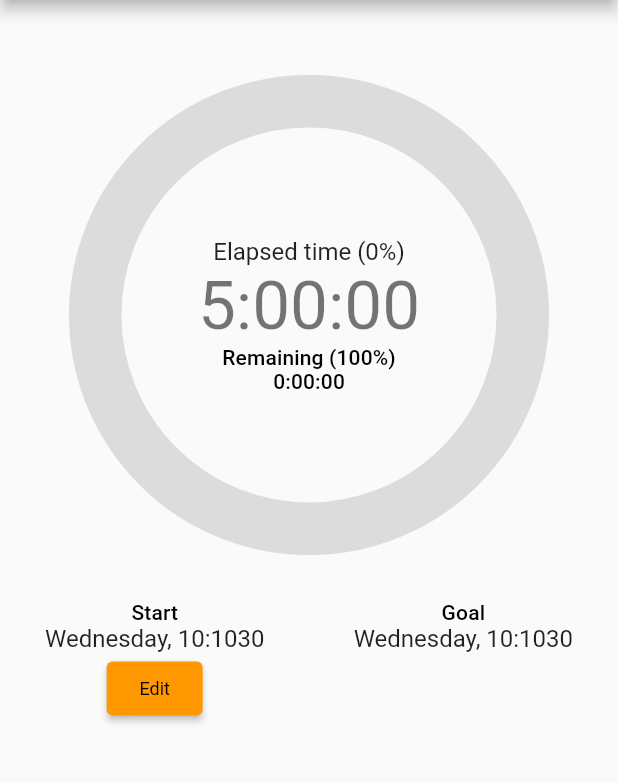
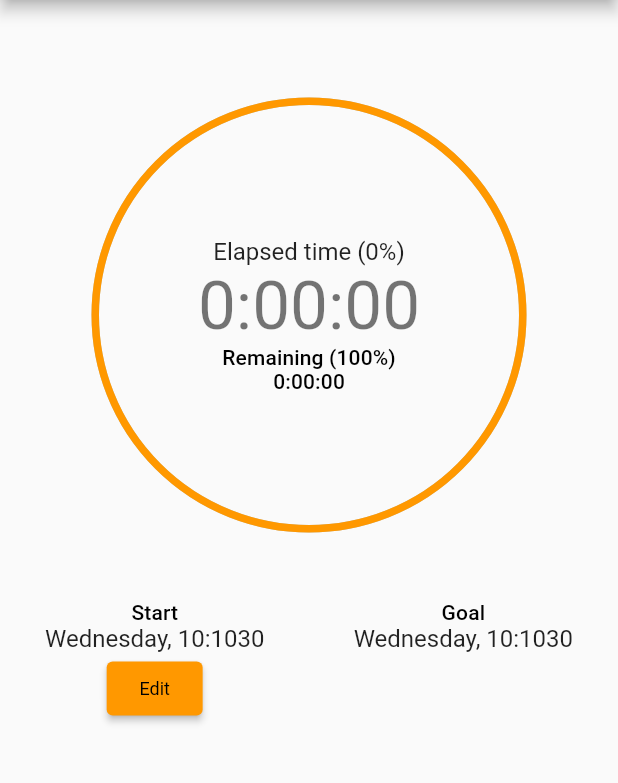
Before and after one commit to pithuene/null, a Flutter app: the first screen one second after launch, on a phone screen of 412 x 824 dp, the part 84-867 px from its top. Run offline on Flutter 3.47's test engine with Material 2 defaults, Android fonts, the phone set to English and light mode, and no system bars; drawn by our look-alikes of percent_indicator; our stand-ins replace flutter_datetime_picker.

```diff
--- a/lib/main.dart
+++ b/lib/main.dart
@@ -2,6 +2,7 @@ import 'package:flutter/material.dart';
 import 'dart:async';
 import 'package:intl/intl.dart';
 import 'package:percent_indicator/percent_indicator.dart';
+import 'package:flutter_datetime_picker/flutter_datetime_picker.dart';
 
 void main() {
   runApp(const MyApp());
@@ -42,11 +43,18 @@ class StartTime extends StatelessWidget {
   final DateTime? startDate;
   final ValueSetter<DateTime>? onStartDateChange;
 
-  void selectStartDate(BuildContext context) async {
-    var selectedDate = await showDatePicker(context: context, initialDate: DateTime.now(), firstDate: DateTime(1900), lastDate: DateTime(2100)) ?? DateTime.now();
+  void selectStartDate(BuildContext context) {
+    DatePicker.showDateTimePicker(
+      context,
+      currentTime: startDate,
+      showTitleActions: true,
+      maxTime: DateTime.now(),
+      onConfirm: (date) {
         if (onStartDateChange != null) {
-      onStartDateChange!(selectedDate);
+          onStartDateChange!(date);
         }
+      },
+    );
   }
 
   @override
@@ -104,9 +112,9 @@ class GoalTime extends StatelessWidget {
 
 class _MyHomePageState extends State<MyHomePage> {
   DateTime start = DateTime.now();
-  Duration fastDuration = Duration(minutes: 16); // TODO: Change back to 16h
+  Duration fastDuration = Duration(hours: 16);
   Timer? tickTimer;
-  Duration elapsed = Duration(hours: 5);
+  Duration elapsed = Duration();
   double elapsedPercent = 0;
   Duration remaining = Duration();
 
@@ -136,6 +144,7 @@ class _MyHomePageState extends State<MyHomePage> {
 
   String remainingTimeLabel() {
     int percent = 100 - (elapsedPercent * 100).round();
+    if (percent < 0) return '';
     return 'Remaining ($percent%)';
   }
 
@@ -152,11 +161,21 @@ class _MyHomePageState extends State<MyHomePage> {
           crossAxisAlignment: CrossAxisAlignment.center,
           children: <Widget>[
             SizedBox(height: 50),
+            Stack(
+              alignment: AlignmentDirectional.center,
+              children: <Widget>[
+                new CircularPercentIndicator(
+                    radius: 290.0,
+                    lineWidth: 5.0,
+                    animation: false,
+                    percent: 1,
+                    progressColor: Colors.orange,
+                  ),
                 new CircularPercentIndicator(
                     radius: 320.0,
                     lineWidth: 35.0,
                     animation: false,
-                percent: elapsedPercent,
+                    percent: (elapsedPercent <= 1) ? elapsedPercent : 1,
                     center:
                       Column(
                         mainAxisAlignment: MainAxisAlignment.center,
@@ -169,14 +188,16 @@ class _MyHomePageState extends State<MyHomePage> {
                           ),
                           Text(remainingTimeLabel(), style: Theme.of(context).textTheme.subtitle2),
                           Text(
-                        remaining.toString().split('.').first,
+                            (elapsedPercent >= 1) ? '' : remaining.toString().split('.').first,
                             style: Theme.of(context).textTheme.subtitle2,
                           ),
                         ],
                       ),
                     circularStrokeCap: CircularStrokeCap.round,
-                progressColor: Colors.orange,
-                backgroundColor: Colors.black12,
+                    progressColor: (elapsedPercent >= 1) ? Colors.green : Colors.orange,
+                    backgroundColor: Colors.transparent,
+                  ),
+                ],
               ),
             Container(
               child: Row(
--- a/pubspec.yaml
+++ b/pubspec.yaml
@@ -36,6 +36,7 @@ dependencies:
   # The following adds the Cupertino Icons font to your application.
   # Use with the CupertinoIcons class for iOS style icons.
   cupertino_icons: ^1.0.2
+  flutter_datetime_picker: ^1.5.1
 
 dev_dependencies:
   flutter_test:
```
Also changed, not shown: pubspec.lock. Lines whose indentation alone changed are shown as unchanged.
